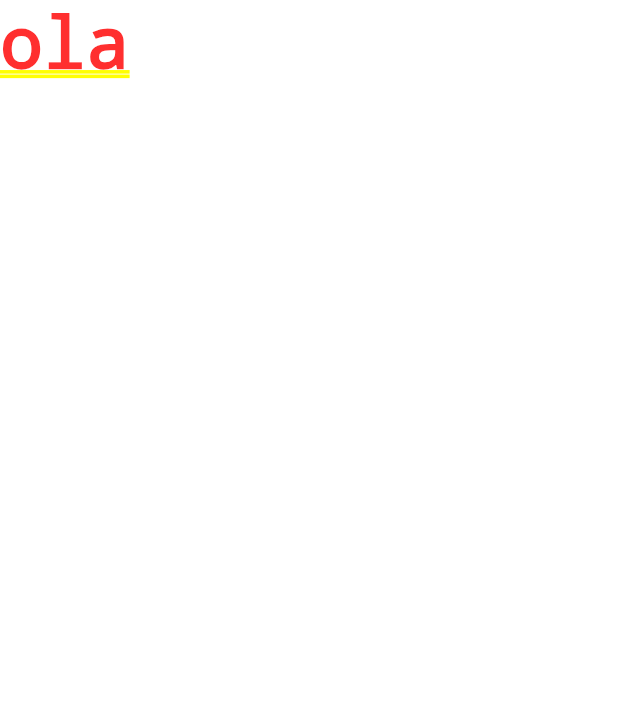
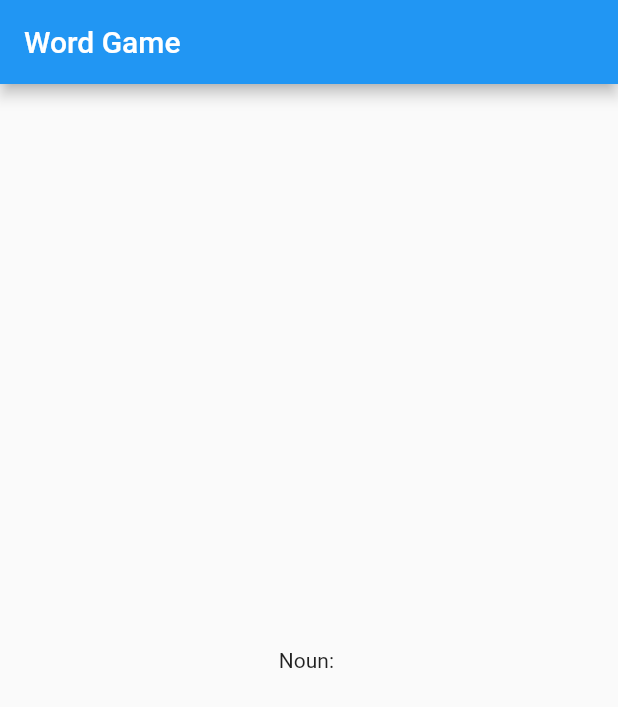
Before and after one commit to tandavala/word_game, a Flutter app: the screen it shows after launch, on a phone screen of 412 x 824 dp. Shown: the top 707 px of the screen. Run offline on Flutter 3.47's test engine with Material 2 defaults, Android fonts, the phone set to English and light mode, and no system bars; missing offline and left inert: random_words.

Commit message:
add random_words package

```diff
--- a/lib/main.dart
+++ b/lib/main.dart
@@ -1,13 +1,22 @@
 import 'package:flutter/material.dart';
+import 'package:random_words/random_words.dart';
 
 void main() => runApp(MyApp());
 
 class MyApp extends StatelessWidget {
   @override
   Widget build(BuildContext context) {
+    final noun = new WordNoun.random();
     return MaterialApp(
       title: 'Word Game',
-      home: Text("ola"),
+      home: Scaffold(
+        appBar: AppBar(
+          title: Text("Word Game"),
+        ),
+        body: Center(
+          child: Text('Noun: ${noun.asCapitalized}'),
+        ),
+      ),
     );
   }
 }
--- a/pubspec.yaml
+++ b/pubspec.yaml
@@ -19,6 +19,7 @@ environment:
 dependencies:
   flutter:
     sdk: flutter
+  random_words: ^1.0.2
 
   # The following adds the Cupertino Icons font to your application.
   # Use with the CupertinoIcons class for iOS style icons.
```
Also changed, not shown: pubspec.lock, 1 other file.
